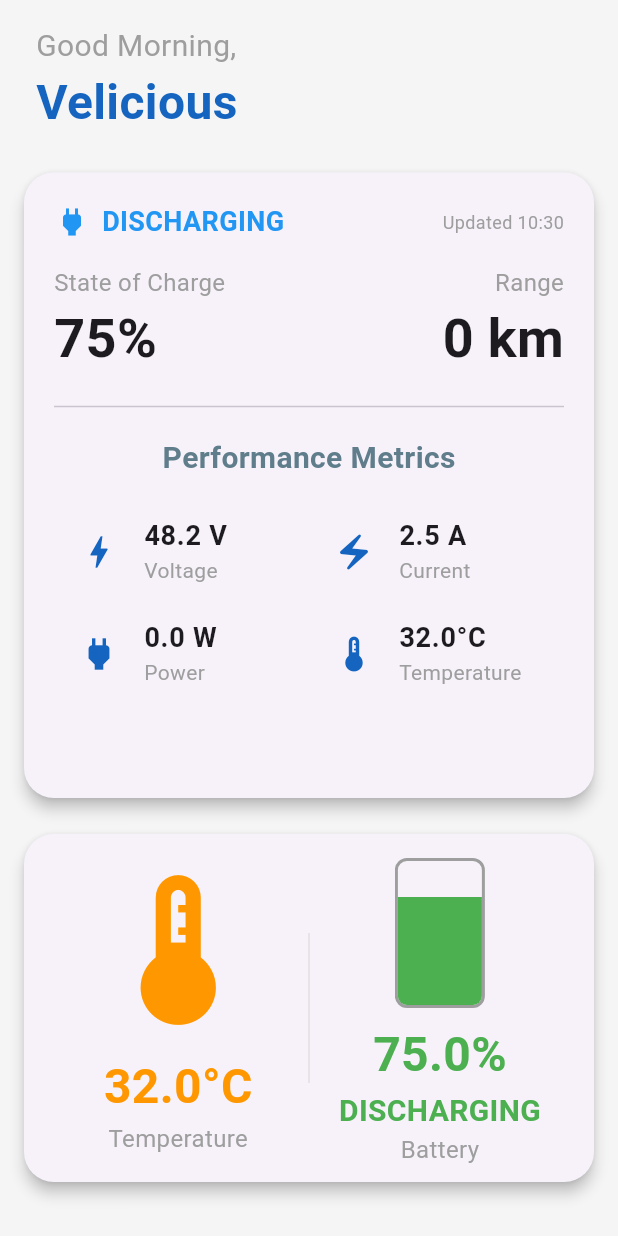
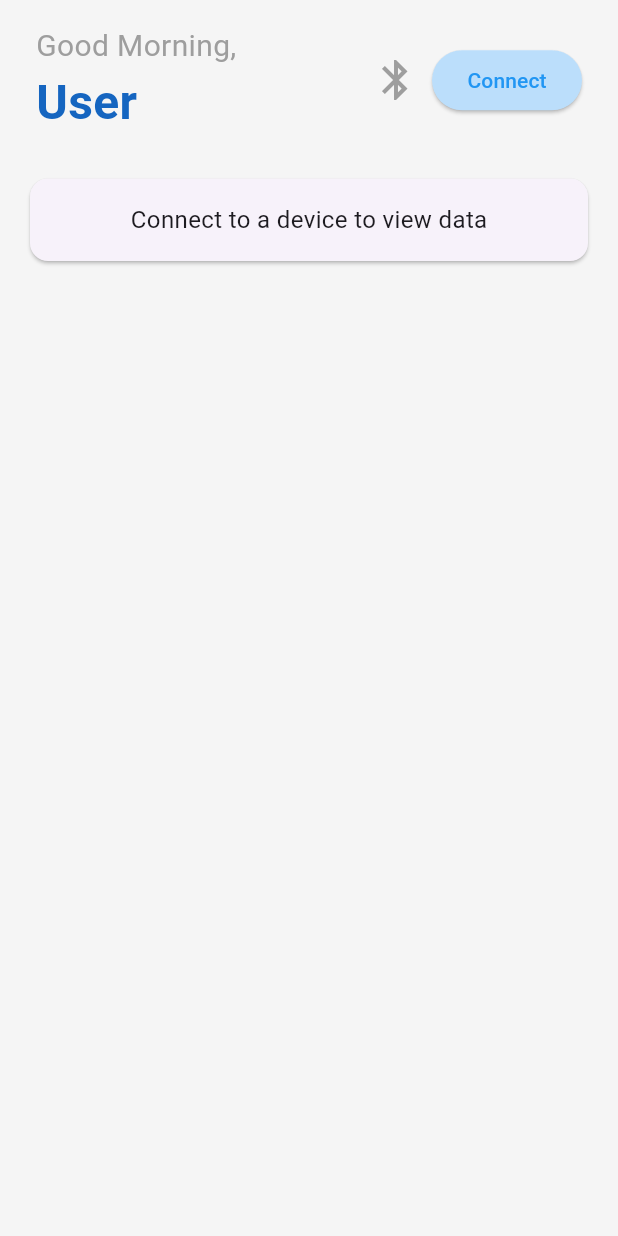
Before and after one commit to txm365/ev2ev, a Flutter app: the DashboardPage screen opened directly, on a phone screen of 412 x 824 dp. Run offline on Flutter 3.47's test engine with Material 3 defaults, Android fonts, the phone set to English and light mode, and no system bars; our stand-ins replace flutter_animate, flutter_blue_plus, flutter_map, geolocator, latlong2, permission_handler and 1 more; missing offline and left inert: flutter_polyline_points; accounts and stored records are empty.

Commit message:
Bluetooth Auto reconnect!

```diff
--- a/lib/providers/bluetooth_provider.dart
+++ b/lib/providers/bluetooth_provider.dart
@@ -1,21 +1,19 @@
 import 'dart:async';
 import 'dart:convert';
 import 'package:flutter/material.dart';
-import 'package:geolocator/geolocator.dart';
 import 'package:flutter_blue_plus/flutter_blue_plus.dart';
 import 'package:permission_handler/permission_handler.dart';
+import 'package:geolocator/geolocator.dart';
 
 class BluetoothProvider with ChangeNotifier {
+  // Device data storage
   Map<String, dynamic> deviceData = {
-    'bl': 75.0, // Battery Level
-    'v': 48.2,  // Voltage
-    'I': 2.5,   // Current
-    'T': 32.0,  // Temperature
-    'P': 0.0,   // Power
-    'range': 0.0 // Range
+    'bl': 0.0, 'v': 0.0, 'I': 0.0, 'T': 0.0, 'P': 0.0, 'range': 0.0
   };
 
+  // Connection state
   BluetoothDevice? _connectedDevice;
+  BluetoothDevice? _lastConnectedDevice;
   List<BluetoothService> _services = [];
   String _receivedData = '';
   final Map<String, StreamSubscription<List<int>>> _dataSubscriptions = {};
@@ -23,13 +21,104 @@ class BluetoothProvider with ChangeNotifier {
   List<BluetoothDevice> _devices = [];
   StreamSubscription<List<ScanResult>>? _scanSubscription;
   String? _errorMessage;
+  bool _isConnected = false;
+  DateTime? _lastDisconnectedTime;
+  bool _userRequestedDisconnect = false;
+  StreamSubscription<BluetoothConnectionState>? _connectionSubscription;
+  StreamSubscription<BluetoothAdapterState>? _adapterStateSubscription;
 
+  // Getters
   BluetoothDevice? get connectedDevice => _connectedDevice;
   List<BluetoothService> get services => _services;
   String get receivedData => _receivedData;
   bool get isScanning => _isScanning;
   List<BluetoothDevice> get devices => _devices;
   String? get errorMessage => _errorMessage;
+  bool get isConnected => _isConnected;
+  DateTime? get lastDisconnectedTime => _lastDisconnectedTime;
+
+  Future<void> initialize() async {
+    if (await FlutterBluePlus.isSupported) {
+      _adapterStateSubscription = FlutterBluePlus.adapterState.listen((state) {
+        if (state == BluetoothAdapterState.on) {
+          attemptAutoReconnect();
+        }
+      });
+    }
+  }
+
+  Future<void> attemptAutoReconnect() async {
+    if (_userRequestedDisconnect || _lastConnectedDevice == null) return;
+
+    try {
+      debugPrint('Attempting auto-reconnect to ${_lastConnectedDevice!.platformName}');
+      await _lastConnectedDevice!.connect(autoConnect: false);
+
+      if (_lastConnectedDevice!.isConnected) {
+        try {
+          await _lastConnectedDevice!.requestMtu(512);
+        } catch (e) {
+          debugPrint('MTU request failed: $e');
+        }
+        await connect(_lastConnectedDevice!);
+      }
+    } catch (e) {
+      debugPrint('Auto-reconnect failed: $e');
+    }
+  }
+
+  Future<void> connect(BluetoothDevice device) async {
+    try {
+      _connectedDevice = device;
+      _lastConnectedDevice = device;
+      _userRequestedDisconnect = false;
+
+      _connectionSubscription?.cancel();
+      _connectionSubscription = device.connectionState.listen((state) {
+        _isConnected = state == BluetoothConnectionState.connected;
+        if (!_isConnected) {
+          _lastDisconnectedTime = DateTime.now();
+          _cleanupConnection();
+          if (!_userRequestedDisconnect) {
+            attemptAutoReconnect();
+          }
+        }
+        notifyListeners();
+      });
+
+      await device.connect(autoConnect: false);
+
+      try {
+        await device.requestMtu(512);
+      } catch (e) {
+        debugPrint('MTU request failed: $e');
+      }
+
+      _services = await device.discoverServices();
+
+      for (var service in _services) {
+        for (var characteristic in service.characteristics) {
+          if (characteristic.properties.notify) {
+            await characteristic.setNotifyValue(true);
+            _dataSubscriptions[characteristic.uuid.toString()] =
+                characteristic.onValueReceived.listen((value) {
+              final stringData = utf8.decode(value);
+              updateDeviceData(stringData);
+            });
+          }
+        }
+      }
+
+      _isConnected = true;
+      _errorMessage = null;
+      notifyListeners();
+    } catch (e) {
+      _errorMessage = 'Connection failed: ${e.toString()}';
+      _cleanupConnection();
+      notifyListeners();
+      rethrow;
+    }
+  }
 
   void updateDeviceData(String jsonData) {
     try {
@@ -48,44 +137,23 @@ class BluetoothProvider with ChangeNotifier {
     }
   }
 
-  Future<void> connect(BluetoothDevice device) async {
-    try {
-      _connectedDevice = device;
-      await device.connect(autoConnect: false);
-      _services = await device.discoverServices();
-
-      for (var service in _services) {
-        for (var characteristic in service.characteristics) {
-          if (characteristic.properties.notify) {
-            await characteristic.setNotifyValue(true);
-            _dataSubscriptions[characteristic.uuid.toString()] =
-                characteristic.onValueReceived.listen((value) {
-              final stringData = utf8.decode(value);
-              updateDeviceData(stringData);
-            });
-          }
-        }
-      }
-      _errorMessage = null;
-      notifyListeners();
-    } catch (e) {
-      _errorMessage = 'Connection failed: ${e.toString()}';
-      disconnect();
-      notifyListeners();
-      rethrow;
-    }
+  Future<void> disconnect() async {
+    _userRequestedDisconnect = true;
+    _lastDisconnectedTime = DateTime.now();
+    await _connectedDevice?.disconnect();
+    _cleanupConnection();
   }
 
-  Future<void> disconnect() async {
-    _receivedData = '';
-    await _connectedDevice?.disconnect();
+  void _cleanupConnection() {
+    _connectionSubscription?.cancel();
+    _connectionSubscription = null;
     _connectedDevice = null;
     _services.clear();
+    _isConnected = false;
     for (var subscription in _dataSubscriptions.values) {
       subscription.cancel();
     }
     _dataSubscriptions.clear();
-    _errorMessage = null;
     notifyListeners();
   }
 
@@ -150,6 +218,7 @@ class BluetoothProvider with ChangeNotifier {
   void stopScan() {
     _isScanning = false;
     _scanSubscription?.cancel();
+    _scanSubscription = null;
     FlutterBluePlus.stopScan();
     notifyListeners();
   }
@@ -176,6 +245,8 @@ class BluetoothProvider with ChangeNotifier {
     disconnect();
     stopScan();
     _scanSubscription?.cancel();
+    _connectionSubscription?.cancel();
+    _adapterStateSubscription?.cancel();
     super.dispose();
   }
 }
--- a/lib/screens/dashboard_page.dart
+++ b/lib/screens/dashboard_page.dart
@@ -1,6 +1,8 @@
 import 'package:flutter/material.dart';
 import 'package:provider/provider.dart';
+import 'package:intl/intl.dart';
 import '../providers/bluetooth_provider.dart';
+import 'bluetooth_scan_page.dart';
 
 class DashboardPage extends StatefulWidget {
   const DashboardPage({super.key});
@@ -11,7 +13,17 @@ class DashboardPage extends StatefulWidget {
 
 class DashboardPageState extends State<DashboardPage> {
   BluetoothProvider? _bluetoothProvider;
-  final String userName = "Velicious"; // Replace with dynamic user name
+  final String userName = "User";
+
+  @override
+  void initState() {
+    super.initState();
+    WidgetsBinding.instance.addPostFrameCallback((_) {
+      _bluetoothProvider = Provider.of<BluetoothProvider>(context, listen: false);
+      _bluetoothProvider?.initialize();
+      _bluetoothProvider?.attemptAutoReconnect();
+    });
+  }
 
   @override
   void didChangeDependencies() {
@@ -34,7 +46,8 @@ class DashboardPageState extends State<DashboardPage> {
     if (mounted) setState(() {});
   }
 
-  Widget _buildUserGreeting() {
+  Widget _buildUserGreetingWithConnection() {
+    final isConnected = _bluetoothProvider?.isConnected ?? false;
     final hour = DateTime.now().hour;
     String greeting;
 
@@ -48,6 +61,10 @@ class DashboardPageState extends State<DashboardPage> {
 
     return Padding(
       padding: const EdgeInsets.fromLTRB(24, 16, 24, 8),
+      child: Row(
+        crossAxisAlignment: CrossAxisAlignment.center,
+        children: [
+          Expanded(
             child: Column(
               crossAxisAlignment: CrossAxisAlignment.start,
               children: [
@@ -66,12 +83,75 @@ class DashboardPageState extends State<DashboardPage> {
                     color: Colors.blue[800],
                   ),
                 ),
+                if (_bluetoothProvider?.lastDisconnectedTime != null && !isConnected)
+                  Text(
+                    'Last disconnected: ${DateFormat('h:mm a').format(_bluetoothProvider!.lastDisconnectedTime!)}',
+                    style: const TextStyle(
+                      fontSize: 12,
+                      color: Colors.grey,
+                    ),
+                  ),
+              ],
+            ),
+          ),
+          Row(
+            mainAxisSize: MainAxisSize.min,
+            children: [
+              Icon(
+                isConnected ? Icons.bluetooth_connected : Icons.bluetooth,
+                size: 32,
+                color: isConnected ? Colors.green : Colors.grey,
+              ),
+              const SizedBox(width: 8),
+              SizedBox(
+                width: 100,
+                child: ElevatedButton(
+                  style: ElevatedButton.styleFrom(
+                    padding: const EdgeInsets.symmetric(vertical: 8),
+                    backgroundColor: isConnected ? Colors.red[100] : Colors.blue[100],
+                    foregroundColor: isConnected ? Colors.red : Colors.blue,
+                  ),
+                  onPressed: () {
+                    if (isConnected) {
+                      _bluetoothProvider?.disconnect();
+                    } else {
+                      Navigator.push(
+                        context,
+                        MaterialPageRoute(builder: (_) => const BluetoothScanPage()),
+                      );
+                    }
+                  },
+                  child: Text(
+                    isConnected ? 'Disconnect' : 'Connect',
+                    style: const TextStyle(fontSize: 14),
+                  ),
+                ),
+              ),
+            ],
+          ),
         ],
       ),
     );
   }
 
-  Widget _buildCombinedStatusMetricsCard(Map<String, dynamic> data) {
+  Widget _buildCombinedStatusMetricsCard(Map<String, dynamic> data, bool isConnected) {
+    if (!isConnected) {
+      return const Padding(
+        padding: EdgeInsets.all(16.0),
+        child: Card(
+          child: Padding(
+            padding: EdgeInsets.all(16.0),
+            child: Center(
+              child: Text(
+                'Connect to a device to view data',
+                style: TextStyle(fontSize: 16),
+              ),
+            ),
+          ),
+        ),
+      );
+    }
+
     final isCharging = data['I'] < 0;
     return Card(
       elevation: 4,
@@ -83,7 +163,6 @@ class DashboardPageState extends State<DashboardPage> {
         padding: const EdgeInsets.all(20),
         child: Column(
           children: [
-            // Status Section with charging indicator
             Row(
               mainAxisAlignment: MainAxisAlignment.spaceBetween,
               children: [
@@ -158,9 +237,8 @@ class DashboardPageState extends State<DashboardPage> {
               ],
             ),
             const Divider(height: 40, thickness: 1),
-
-            // Metrics Section
-            const Text('Performance Metrics',
+            const Text(
+              'Performance Metrics',
               style: TextStyle(
                 fontSize: 20,
                 fontWeight: FontWeight.bold,
@@ -188,7 +266,11 @@ class DashboardPageState extends State<DashboardPage> {
     );
   }
 
-  Widget _buildGaugesCard(double temperature, double batteryLevel, bool isCharging) {
+  Widget _buildGaugesCard(double temperature, double batteryLevel, bool isCharging, bool isConnected) {
+    if (!isConnected) {
+      return const SizedBox.shrink();
+    }
+
     return Card(
       elevation: 4,
       margin: const EdgeInsets.symmetric(horizontal: 16, vertical: 8),
@@ -260,7 +342,7 @@ class DashboardPageState extends State<DashboardPage> {
           ),
         ),
         Text(
-          '${isCharging ? ' CHARGING' : 'DISCHARGING'}',// check
+          isCharging ? 'CHARGING' : 'DISCHARGING',
           style: TextStyle(
             fontSize: 20,
             fontWeight: FontWeight.bold,
@@ -274,24 +356,6 @@ class DashboardPageState extends State<DashboardPage> {
           ),
         ),
       ],
-    );
-  }
-
-  Widget _buildMetricTile(String title, String value, IconData icon) {
-    return ListTile(
-      leading: Icon(icon, color: Colors.blue[800], size: 28),
-      title: Text(value,
-        style: const TextStyle(
-          fontSize: 18,
-          fontWeight: FontWeight.bold,
-        ),
-      ),
-      subtitle: Text(title,
-        style: const TextStyle(
-          fontSize: 14,
-          color: Colors.grey,
-        ),
-      ),
     );
   }
 
@@ -335,6 +399,24 @@ class DashboardPageState extends State<DashboardPage> {
     );
   }
 
+  Widget _buildMetricTile(String title, String value, IconData icon) {
+    return ListTile(
+      leading: Icon(icon, color: Colors.blue[800], size: 28),
+      title: Text(value,
+        style: const TextStyle(
+          fontSize: 18,
+          fontWeight: FontWeight.bold,
+        ),
+      ),
+      subtitle: Text(title,
+        style: const TextStyle(
+          fontSize: 14,
+          color: Colors.grey,
+        ),
+      ),
+    );
+  }
+
   Color _getTemperatureColor(double temp) {
     if (temp < 15) return Colors.blue;
     if (temp < 30) return Colors.green;
@@ -351,8 +433,9 @@ class DashboardPageState extends State<DashboardPage> {
   @override
   Widget build(BuildContext context) {
     final bluetoothData = _bluetoothProvider?.deviceData ?? {
-      'bl': 75.0, 'v': 48.2, 'I': 2.5, 'T': 32.0, 'P': 0.0, 'range': 0.0
+      'bl': 0.0, 'v': 0.0, 'I': 0.0, 'T': 0.0, 'P': 0.0, 'range': 0.0
     };
+    final isConnected = _bluetoothProvider?.isConnected ?? false;
     final isCharging = bluetoothData['I'] < 0;
 
     return Scaffold(
@@ -362,9 +445,14 @@ class DashboardPageState extends State<DashboardPage> {
           child: Column(
             crossAxisAlignment: CrossAxisAlignment.start,
             children: [
-              _buildUserGreeting(),
-              _buildCombinedStatusMetricsCard(bluetoothData),
-              _buildGaugesCard(bluetoothData['T'], bluetoothData['bl'], isCharging),
+              _buildUserGreetingWithConnection(),
+              _buildCombinedStatusMetricsCard(bluetoothData, isConnected),
+              _buildGaugesCard(
+                bluetoothData['T'],
+                bluetoothData['bl'],
+                isCharging,
+                isConnected,
+              ),
               const SizedBox(height: 24),
             ],
           ),
```
Also changed, not shown: lib/providers/transaction_provider.dart (+10 -1 lines), lib/screens/transaction_page.dart (+56 -4 lines), 3 other files. Lines whose indentation alone changed are shown as unchanged.
